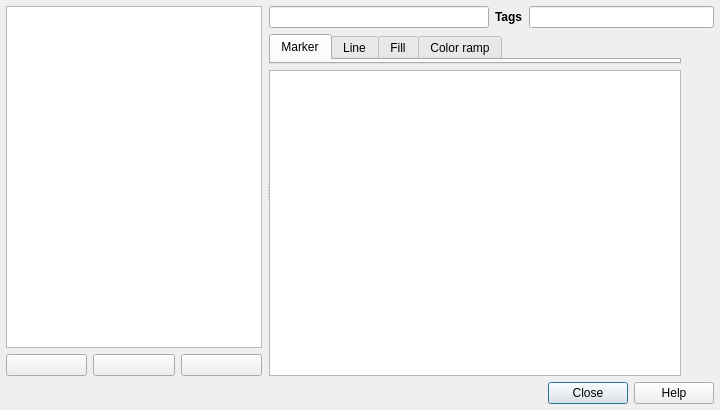
Above: src/ui/qgsstylev2managerdialogbase.ui from carsmie/QGIS before the change. Below: the same form after it.
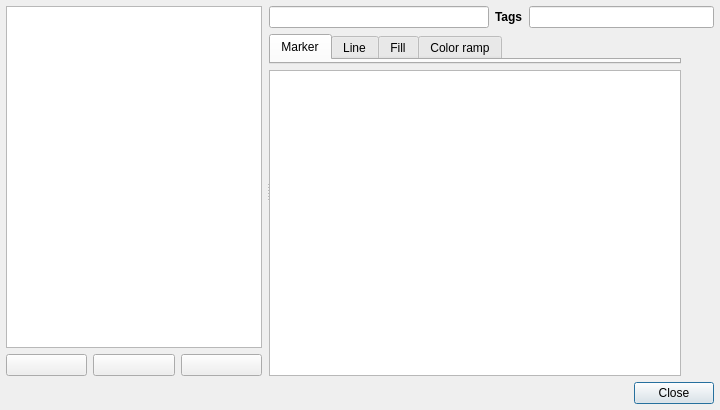
That is the form after the change. Icons and pictures are not drawn. Custom widgets are drawn as their Qt base class.

Commit message: Remove unused help button from style manager (fix #14055)

```diff
--- a/src/ui/qgsstylev2managerdialogbase.ui
+++ b/src/ui/qgsstylev2managerdialogbase.ui
@@ -412,7 +412,7 @@
       <enum>Qt::Horizontal</enum>
      </property>
      <property name="standardButtons">
-      <set>QDialogButtonBox::Close|QDialogButtonBox::Help</set>
+      <set>QDialogButtonBox::Close</set>
      </property>
      <property name="centerButtons">
       <bool>false</bool>
```
